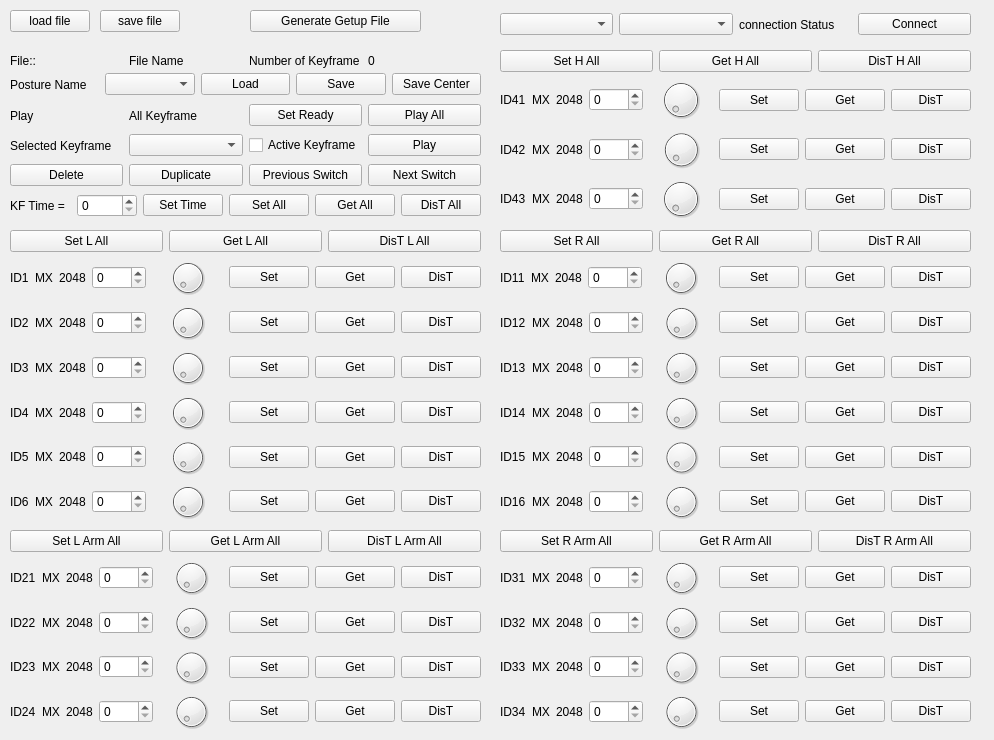
The window that CODE/src/Humanoid_Code/SetPostureHumanoidUI_QT5.ui (saintwings/Thesis_nu_2017) describes before a commit, drawn with Qt 5.
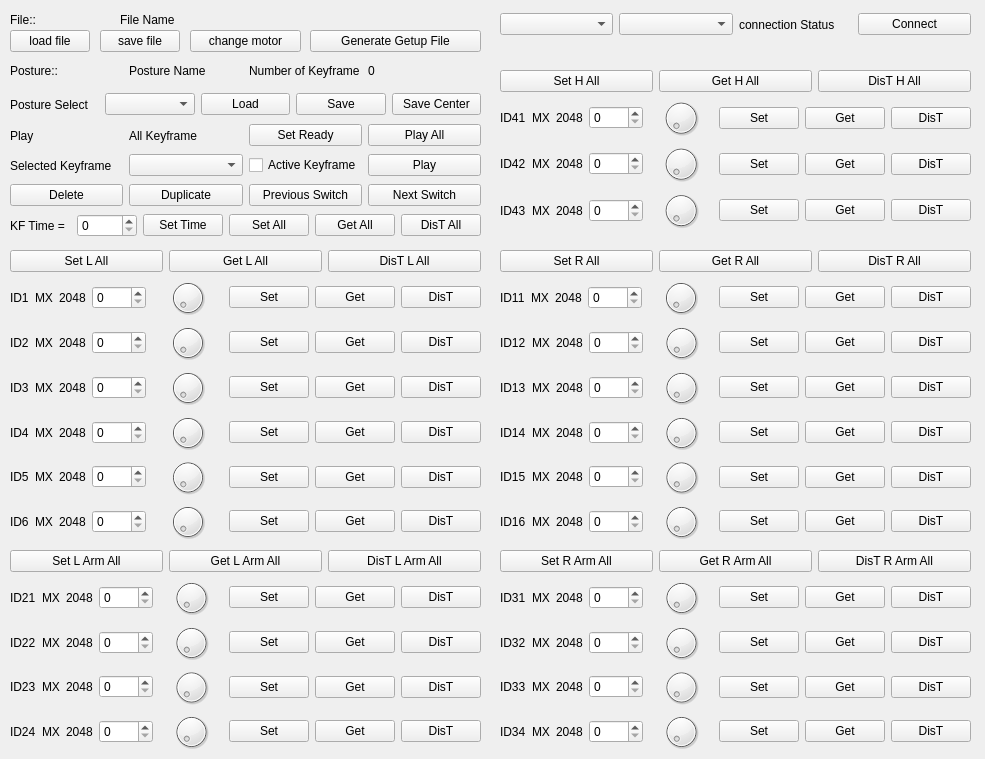
The same window after the commit.

Commit message: add generate getup file button

Patch:
```diff
--- a/CODE/src/Humanoid_Code/SetPostureHumanoidUI_QT5.ui
+++ b/CODE/src/Humanoid_Code/SetPostureHumanoidUI_QT5.ui
@@ -6,8 +6,8 @@
    <rect>
     <x>0</x>
     <y>0</y>
-    <width>994</width>
-    <height>740</height>
+    <width>985</width>
+    <height>759</height>
    </rect>
   </property>
   <property name="windowTitle">
@@ -17,7 +17,7 @@
    <property name="geometry">
     <rect>
      <x>10</x>
-     <y>530</y>
+     <y>550</y>
      <width>471</width>
      <height>201</height>
     </rect>
@@ -294,7 +294,7 @@
    <property name="geometry">
     <rect>
      <x>500</x>
-     <y>230</y>
+     <y>250</y>
      <width>471</width>
      <height>291</height>
     </rect>
@@ -691,7 +691,7 @@
    <property name="geometry">
     <rect>
      <x>10</x>
-     <y>230</y>
+     <y>250</y>
      <width>471</width>
      <height>291</height>
     </rect>
@@ -1088,7 +1088,7 @@
    <property name="geometry">
     <rect>
      <x>10</x>
-     <y>100</y>
+     <y>120</y>
      <width>471</width>
      <height>31</height>
     </rect>
@@ -1144,7 +1144,7 @@
    <property name="geometry">
     <rect>
      <x>10</x>
-     <y>130</y>
+     <y>150</y>
      <width>471</width>
      <height>31</height>
     </rect>
@@ -1183,7 +1183,7 @@
    <property name="geometry">
     <rect>
      <x>10</x>
-     <y>190</y>
+     <y>210</y>
      <width>471</width>
      <height>31</height>
     </rect>
@@ -1265,16 +1265,16 @@
    <property name="geometry">
     <rect>
      <x>10</x>
-     <y>70</y>
+     <y>90</y>
      <width>471</width>
      <height>29</height>
     </rect>
    </property>
    <layout class="QHBoxLayout" name="horizontalLayout_23">
     <item>
-     <widget class="QLabel" name="postureName_label">
+     <widget class="QLabel" name="postureSelect_label">
       <property name="text">
-       <string>Posture Name</string>
+       <string>Posture Select</string>
       </property>
      </widget>
     </item>
@@ -1308,7 +1308,7 @@
    <property name="geometry">
     <rect>
      <x>10</x>
-     <y>160</y>
+     <y>180</y>
      <width>471</width>
      <height>31</height>
     </rect>
@@ -1348,7 +1348,7 @@
    <property name="geometry">
     <rect>
      <x>500</x>
-     <y>530</y>
+     <y>550</y>
      <width>471</width>
      <height>201</height>
     </rect>
@@ -1625,9 +1625,9 @@
    <property name="geometry">
     <rect>
      <x>500</x>
-     <y>50</y>
+     <y>70</y>
      <width>471</width>
-     <height>171</height>
+     <height>161</height>
     </rect>
    </property>
    <layout class="QVBoxLayout" name="verticalLayout_9">
@@ -1842,7 +1842,7 @@
    <property name="geometry">
     <rect>
      <x>10</x>
-     <y>10</y>
+     <y>30</y>
      <width>80</width>
      <height>22</height>
     </rect>
@@ -1855,7 +1855,7 @@
    <property name="geometry">
     <rect>
      <x>100</x>
-     <y>10</y>
+     <y>30</y>
      <width>80</width>
      <height>22</height>
     </rect>
@@ -1868,23 +1868,23 @@
    <property name="geometry">
     <rect>
      <x>10</x>
-     <y>50</y>
+     <y>60</y>
      <width>471</width>
      <height>21</height>
     </rect>
    </property>
    <layout class="QHBoxLayout" name="horizontalLayout_10">
     <item>
-     <widget class="QLabel" name="file_label">
+     <widget class="QLabel" name="posture_label">
       <property name="text">
-       <string>File::</string>
+       <string>Posture::</string>
       </property>
      </widget>
     </item>
     <item>
-     <widget class="QLabel" name="fileName_label">
+     <widget class="QLabel" name="postureName_label">
       <property name="text">
-       <string>File Name</string>
+       <string>Posture Name</string>
       </property>
      </widget>
     </item>
@@ -1907,8 +1907,8 @@
   <widget class="QPushButton" name="generateGetupFile_pushButton">
    <property name="geometry">
     <rect>
-     <x>250</x>
-     <y>10</y>
+     <x>310</x>
+     <y>30</y>
      <width>171</width>
      <height>22</height>
     </rect>
@@ -1917,6 +1917,45 @@
     <string>Generate Getup File</string>
    </property>
   </widget>
+  <widget class="QLabel" name="fileName_label">
+   <property name="geometry">
+    <rect>
+     <x>120</x>
+     <y>10</y>
+     <width>109</width>
+     <height>19</height>
+    </rect>
+   </property>
+   <property name="text">
+    <string>File Name</string>
+   </property>
+  </widget>
+  <widget class="QLabel" name="file_label">
+   <property name="geometry">
+    <rect>
+     <x>10</x>
+     <y>10</y>
+     <width>152</width>
+     <height>19</height>
+    </rect>
+   </property>
+   <property name="text">
+    <string>File::</string>
+   </property>
+  </widget>
+  <widget class="QPushButton" name="changeMotor_pushButton">
+   <property name="geometry">
+    <rect>
+     <x>190</x>
+     <y>30</y>
+     <width>111</width>
+     <height>22</height>
+    </rect>
+   </property>
+   <property name="text">
+    <string>change motor</string>
+   </property>
+  </widget>
   <zorder>layoutWidget</zorder>
   <zorder>layoutWidget</zorder>
   <zorder>layoutWidget</zorder>
```
Left out of the diff: 3 changed lines with no effect on the pictures. The commit also changes 3 other files.
